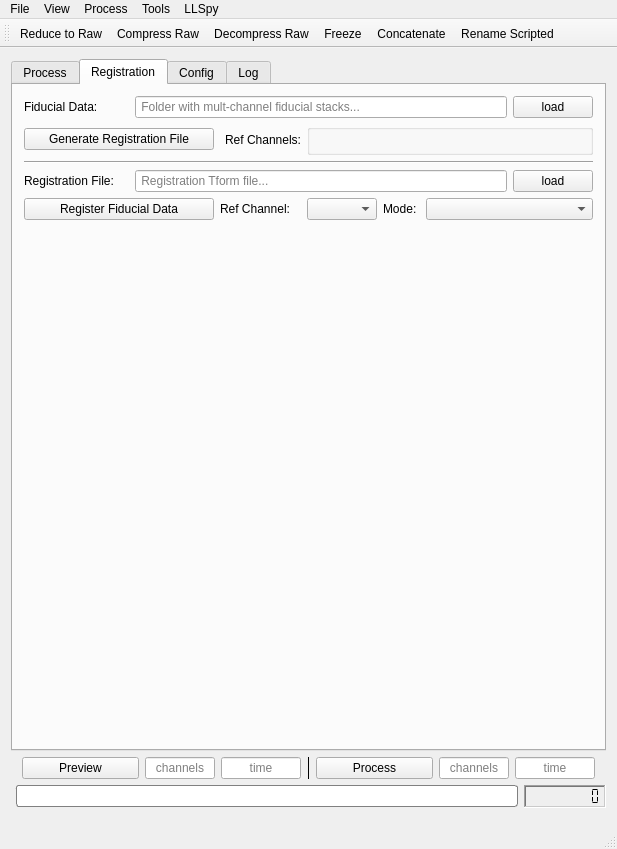
This is llspy/gui/main_gui.ui in tlambert03/LLSpy as Qt 5 draws it before an edit. The edited form follows.
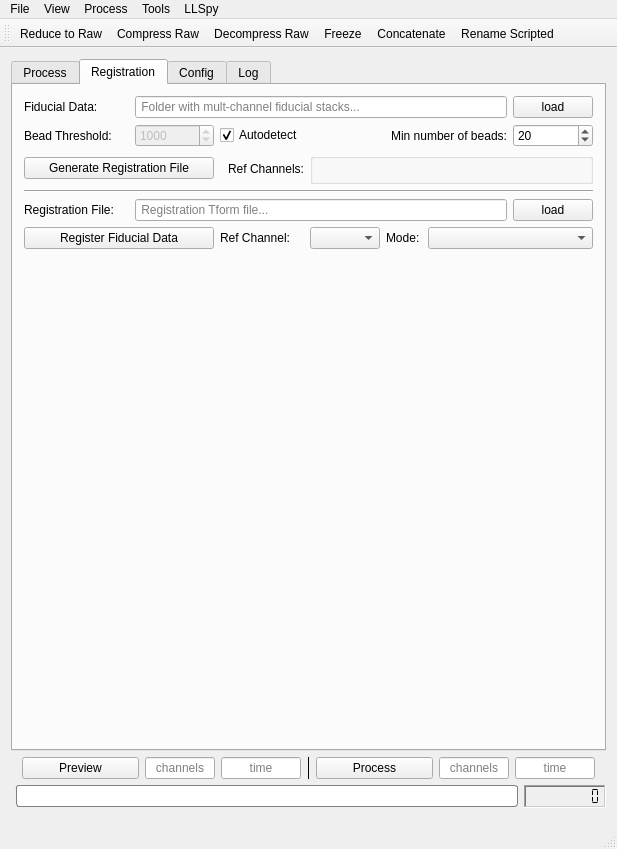
This is the edited form. The open tabs and pages were chosen to show the change.

Commit message: add bead mincount to gui, warn when result weird

Patch:
```diff
--- a/llspy/gui/main_gui.ui
+++ b/llspy/gui/main_gui.ui
@@ -1771,7 +1771,7 @@
         <string>Registration</string>
        </attribute>
        <layout class="QGridLayout" name="gridLayout_3">
-        <item row="6" column="6" colspan="3">
+        <item row="8" column="6" colspan="3">
          <widget class="QComboBox" name="RegCalib_channelRefModeCombo">
           <property name="enabled">
            <bool>true</bool>
@@ -1820,7 +1820,7 @@
           </property>
          </widget>
         </item>
-        <item row="6" column="4">
+        <item row="8" column="4">
          <widget class="QComboBox" name="RegCalib_channelRefCombo">
           <property name="enabled">
            <bool>true</bool>
@@ -1840,7 +1840,7 @@
           </property>
          </widget>
         </item>
-        <item row="1" column="2" colspan="2">
+        <item row="3" column="2" colspan="2">
          <widget class="QLabel" name="RegCalibRefChannelsLabel">
           <property name="enabled">
            <bool>true</bool>
@@ -1857,7 +1857,7 @@
           </property>
          </widget>
         </item>
-        <item row="1" column="0" colspan="2">
+        <item row="3" column="0" colspan="2">
          <widget class="QPushButton" name="GenerateRegFileButton">
           <property name="minimumSize">
            <size>
@@ -1893,7 +1893,7 @@
           </property>
          </widget>
         </item>
-        <item row="6" column="5">
+        <item row="8" column="5">
          <widget class="QLabel" name="RegCalib_channelRefModeLabel">
           <property name="maximumSize">
            <size>
@@ -1916,14 +1916,14 @@
           </property>
          </widget>
         </item>
-        <item row="2" column="0" colspan="9">
+        <item row="4" column="0" colspan="9">
          <widget class="Line" name="horizline_1">
           <property name="orientation">
            <enum>Qt::Horizontal</enum>
           </property>
          </widget>
         </item>
-        <item row="7" column="4">
+        <item row="9" column="4">
          <spacer name="verticalSpacer">
           <property name="orientation">
            <enum>Qt::Vertical</enum>
@@ -1936,21 +1936,6 @@
           </property>
          </spacer>
         </item>
-        <item row="1" column="4" colspan="5">
-         <widget class="QGroupBox" name="RegCalibRefChannelsGroup">
-          <property name="title">
-           <string/>
-          </property>
-          <layout class="QHBoxLayout" name="RegCalibRefGroupLayout">
-           <property name="topMargin">
-            <number>0</number>
-           </property>
-           <property name="bottomMargin">
-            <number>0</number>
-           </property>
-          </layout>
-         </widget>
-        </item>
         <item row="0" column="8">
          <widget class="QPushButton" name="RegCalibPathLoadButton">
           <property name="text">
@@ -1958,14 +1943,14 @@
           </property>
          </widget>
         </item>
-        <item row="4" column="8">
+        <item row="6" column="8">
          <widget class="QPushButton" name="RegFilePathLoadButton">
           <property name="text">
            <string>load</string>
           </property>
          </widget>
         </item>
-        <item row="4" column="0">
+        <item row="6" column="0">
          <widget class="QLabel" name="RegFilePathLabel">
           <property name="minimumSize">
            <size>
@@ -1982,7 +1967,7 @@
           </property>
          </widget>
         </item>
-        <item row="4" column="1" colspan="7">
+        <item row="6" column="1" colspan="7">
          <widget class="QLineEdit" name="RegFilePath">
           <property name="enabled">
            <bool>true</bool>
@@ -1999,14 +1984,14 @@
           </property>
          </widget>
         </item>
-        <item row="6" column="0" colspan="2">
+        <item row="8" column="0" colspan="2">
          <widget class="QPushButton" name="RegCalibPreviewButton">
           <property name="text">
            <string>Register Fiducial Data</string>
           </property>
          </widget>
         </item>
-        <item row="6" column="2" colspan="2">
+        <item row="8" column="2" colspan="2">
          <widget class="QLabel" name="RegCalib_channelRefLabel">
           <property name="enabled">
            <bool>true</bool>
@@ -2018,6 +2003,99 @@
           <property name="text">
            <string>Ref Channel:</string>
           </property>
+          <property name="buddy">
+           <cstring>RegCalib_channelRefCombo</cstring>
+          </property>
+         </widget>
+        </item>
+        <item row="1" column="0">
+         <widget class="QLabel" name="BeadThresholdLabel">
+          <property name="minimumSize">
+           <size>
+            <width>95</width>
+            <height>0</height>
+           </size>
+          </property>
+          <property name="toolTip">
+           <string>Specify folder with calibration (e.g. tetraspeck
+bead) images acquired in each channel.</string>
+          </property>
+          <property name="layoutDirection">
+           <enum>Qt::LeftToRight</enum>
+          </property>
+          <property name="text">
+           <string>Bead Threshold:</string>
+          </property>
+          <property name="alignment">
+           <set>Qt::AlignLeading|Qt::AlignLeft|Qt::AlignVCenter</set>
+          </property>
+          <property name="buddy">
+           <cstring>RegBeadThreshSpin</cstring>
+          </property>
+         </widget>
+        </item>
+        <item row="3" column="4" colspan="5">
+         <widget class="QGroupBox" name="RegCalibRefChannelsGroup">
+          <property name="title">
+           <string/>
+          </property>
+          <layout class="QHBoxLayout" name="RegCalibRefGroupLayout">
+           <property name="topMargin">
+            <number>0</number>
+           </property>
+           <property name="bottomMargin">
+            <number>0</number>
+           </property>
+          </layout>
+         </widget>
+        </item>
+        <item row="1" column="1">
+         <widget class="QSpinBox" name="RegBeadThreshSpin">
+          <property name="enabled">
+           <bool>false</bool>
+          </property>
+          <property name="maximum">
+           <number>65536</number>
+          </property>
+          <property name="value">
+           <number>1000</number>
+          </property>
+         </widget>
+        </item>
+        <item row="1" column="4" colspan="4">
+         <widget class="QLabel" name="RegMinBeadsLabel">
+          <property name="text">
+           <string>Min number of beads:</string>
+          </property>
+          <property name="alignment">
+           <set>Qt::AlignRight|Qt::AlignTrailing|Qt::AlignVCenter</set>
+          </property>
+          <property name="buddy">
+           <cstring>RegMinBeadsSpin</cstring>
+          </property>
+         </widget>
+        </item>
+        <item row="1" column="8">
+         <widget class="QSpinBox" name="RegMinBeadsSpin">
+          <property name="maximum">
+           <number>200</number>
+          </property>
+          <property name="value">
+           <number>20</number>
+          </property>
+         </widget>
+        </item>
+        <item row="1" column="2" colspan="2">
+         <widget class="QCheckBox" name="RegAutoThreshCheckbox">
+          <property name="enabled">
+           <bool>true</bool>
+          </property>
+          <property name="text">
+           <string>Autodetect</string>
+          </property>
+          <property name="checked">
+           <bool>true</bool>
+          </property>
          </widget>
         </item>
        </layout>
```
Left out of the diff: 185 changed lines with no effect on the pictures. The commit also changes 5 other files.
